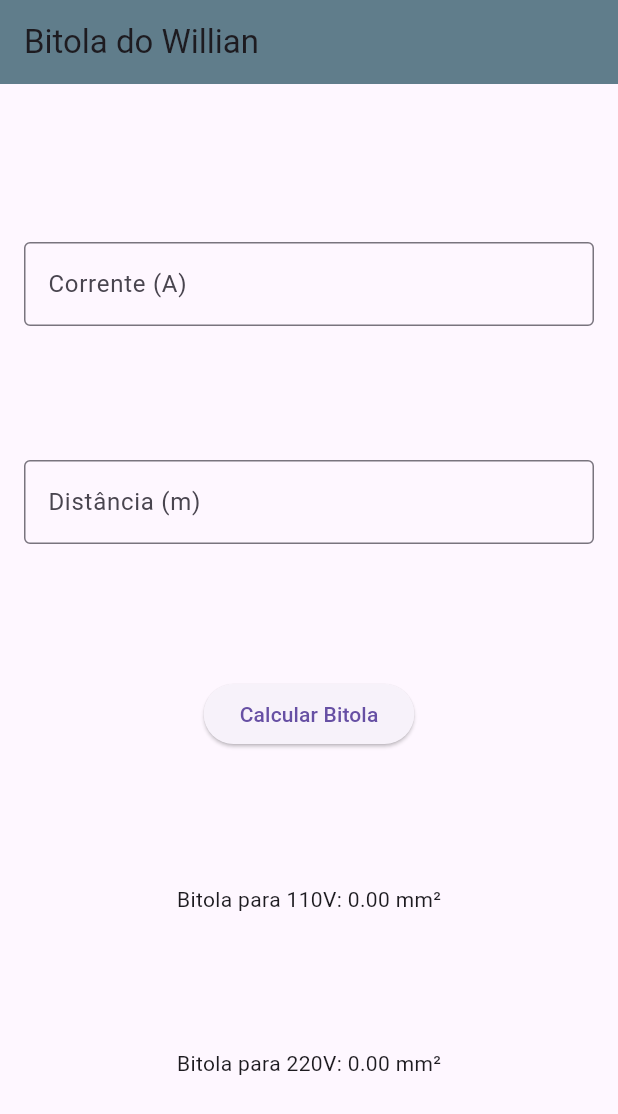
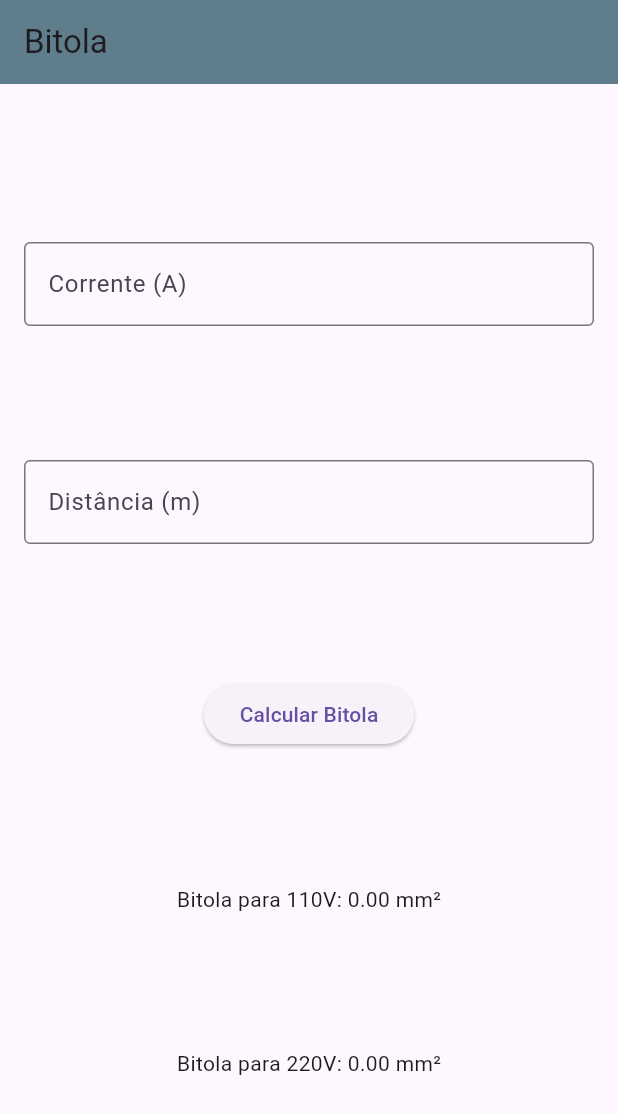
Before and after one commit to MirandaKathleen/bitola, a Flutter app: the screen it shows after launch, on a phone screen of 412 x 824 dp. Shown: the top 1114 px of the screen. Run offline on Flutter 3.47's test engine with Material 3 defaults, Android fonts, the phone set to English and light mode, and no system bars.

Commit message:
atualizando o git

```diff
--- a/lib/ui/login.dart
+++ b/lib/ui/login.dart
@@ -29,7 +29,7 @@ class _CalculadoraBitolaScreenState extends State<Login> {
   Widget build(BuildContext context) {
     return Scaffold(
       appBar: AppBar(
-        title: Text('Bitola do Willian'),
+        title: Text('Bitola'),
         backgroundColor: Colors.blueGrey,
       ),
       body: Padding(
```
